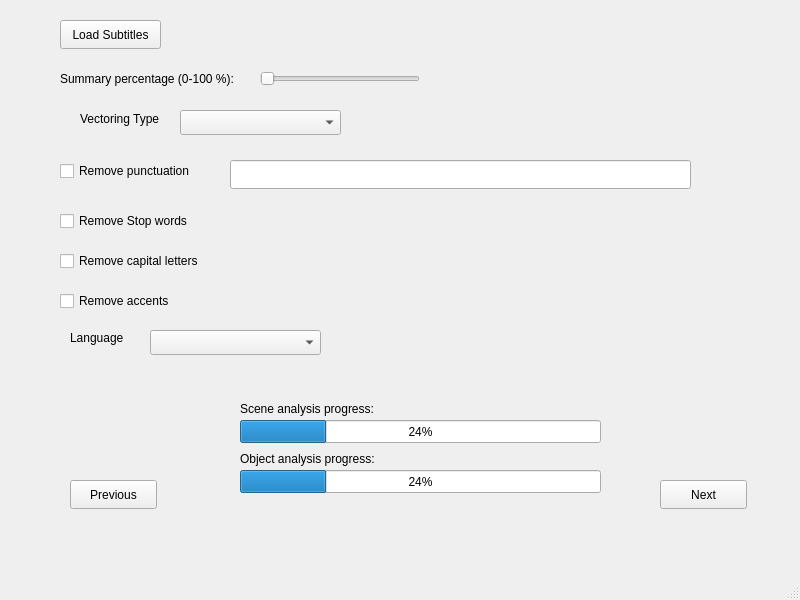
Old version of the form video_summary/templates/SubtitlesOptions.ui in the repository seekever/VideoSummary.
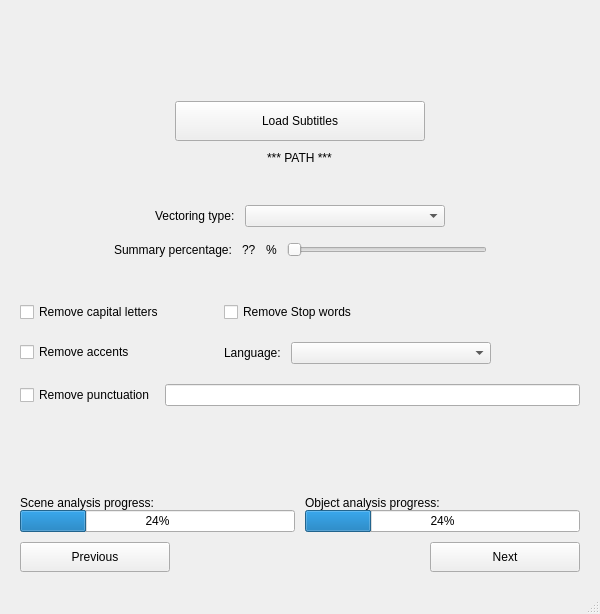
New version of the form.

Patch:
```diff
--- a/video_summary/templates/SubtitlesOptions.ui
+++ b/video_summary/templates/SubtitlesOptions.ui
@@ -6,245 +6,557 @@
    <rect>
     <x>0</x>
     <y>0</y>
-    <width>800</width>
-    <height>600</height>
+    <width>600</width>
+    <height>614</height>
    </rect>
   </property>
   <property name="windowTitle">
    <string>MainWindow</string>
   </property>
   <widget class="QWidget" name="centralwidget">
-   <widget class="QPushButton" name="loadSubtitlesButton">
-    <property name="geometry">
-     <rect>
-      <x>60</x>
-      <y>20</y>
-      <width>101</width>
-      <height>29</height>
-     </rect>
+   <layout class="QVBoxLayout" name="verticalLayout">
+    <property name="spacing">
+     <number>10</number>
     </property>
-    <property name="text">
-     <string>Load Subtitles</string>
+    <property name="leftMargin">
+     <number>20</number>
     </property>
-   </widget>
-   <widget class="QSlider" name="resumePercentageSlider">
-    <property name="geometry">
-     <rect>
-      <x>260</x>
-      <y>70</y>
-      <width>160</width>
-      <height>17</height>
-     </rect>
+    <property name="topMargin">
+     <number>20</number>
     </property>
-    <property name="minimum">
-     <number>1</number>
+    <property name="rightMargin">
+     <number>20</number>
     </property>
-    <property name="maximum">
-     <number>100</number>
+    <property name="bottomMargin">
+     <number>20</number>
     </property>
-    <property name="orientation">
-     <enum>Qt::Horizontal</enum>
-    </property>
-   </widget>
-   <widget class="QComboBox" name="vectoringTypeBox">
-    <property name="geometry">
-     <rect>
-      <x>180</x>
-      <y>110</y>
-      <width>161</width>
-      <height>25</height>
-     </rect>
-    </property>
-   </widget>
-   <widget class="QCheckBox" name="removePunctuationBox">
-    <property name="geometry">
-     <rect>
-      <x>60</x>
-      <y>160</y>
-      <width>151</width>
-      <height>22</height>
-     </rect>
-    </property>
-    <property name="text">
-     <string>Remove punctuation</string>
-    </property>
-   </widget>
-   <widget class="QLineEdit" name="punctuationCharactersEdit">
-    <property name="geometry">
-     <rect>
-      <x>230</x>
-      <y>160</y>
-      <width>461</width>
-      <height>29</height>
-     </rect>
-    </property>
-   </widget>
-   <widget class="QCheckBox" name="removeStopWordsBox">
-    <property name="geometry">
-     <rect>
-      <x>60</x>
-      <y>210</y>
-      <width>151</width>
-      <height>22</height>
-     </rect>
-    </property>
-    <property name="text">
-     <string>Remove Stop words</string>
-    </property>
-   </widget>
-   <widget class="QCheckBox" name="removeCapitalLettersBox">
-    <property name="geometry">
-     <rect>
-      <x>60</x>
-      <y>250</y>
-      <width>161</width>
-      <height>22</height>
-     </rect>
-    </property>
-    <property name="text">
-     <string>Remove capital letters</string>
-    </property>
-   </widget>
-   <widget class="QCheckBox" name="removeAccentsBox">
-    <property name="geometry">
-     <rect>
-      <x>60</x>
-      <y>290</y>
-      <width>161</width>
-      <height>22</height>
-     </rect>
-    </property>
-    <property name="text">
-     <string>Remove accents</string>
-    </property>
-   </widget>
-   <widget class="QComboBox" name="subtitlesLanguagesBox">
-    <property name="geometry">
-     <rect>
-      <x>150</x>
-      <y>330</y>
-      <width>171</width>
-      <height>25</height>
-     </rect>
-    </property>
-   </widget>
-   <widget class="QPushButton" name="nextButton">
-    <property name="geometry">
-     <rect>
-      <x>660</x>
-      <y>480</y>
-      <width>87</width>
-      <height>29</height>
-     </rect>
-    </property>
-    <property name="text">
-     <string>Next</string>
-    </property>
-   </widget>
-   <widget class="QPushButton" name="previousButton">
-    <property name="geometry">
-     <rect>
-      <x>70</x>
-      <y>480</y>
-      <width>87</width>
-      <height>29</height>
-     </rect>
-    </property>
-    <property name="text">
-     <string>Previous</string>
-    </property>
-   </widget>
-   <widget class="QProgressBar" name="sceneAnalysisBar">
-    <property name="geometry">
-     <rect>
-      <x>240</x>
-      <y>420</y>
-      <width>361</width>
-      <height>23</height>
-     </rect>
-    </property>
-    <property name="value">
-     <number>24</number>
-    </property>
-   </widget>
-   <widget class="QProgressBar" name="objectAnalysisBar">
-    <property name="geometry">
-     <rect>
-      <x>240</x>
-      <y>470</y>
-      <width>361</width>
-      <height>23</height>
-     </rect>
-    </property>
-    <property name="value">
-     <number>24</number>
-    </property>
-   </widget>
-   <widget class="QLabel" name="label">
-    <property name="geometry">
-     <rect>
-      <x>80</x>
-      <y>110</y>
-      <width>101</width>
-      <height>17</height>
-     </rect>
-    </property>
-    <property name="text">
-     <string>Vectoring Type</string>
-    </property>
-   </widget>
-   <widget class="QLabel" name="label_2">
-    <property name="geometry">
-     <rect>
-      <x>70</x>
-      <y>330</y>
-      <width>71</width>
-      <height>16</height>
-     </rect>
-    </property>
-    <property name="text">
-     <string>Language</string>
-    </property>
-   </widget>
-   <widget class="QLabel" name="label_4">
-    <property name="geometry">
-     <rect>
-      <x>240</x>
-      <y>400</y>
-      <width>141</width>
-      <height>17</height>
-     </rect>
-    </property>
-    <property name="text">
-     <string>Scene analysis progress:</string>
-    </property>
-   </widget>
-   <widget class="QLabel" name="label_5">
-    <property name="geometry">
-     <rect>
-      <x>240</x>
-      <y>450</y>
-      <width>141</width>
-      <height>17</height>
-     </rect>
-    </property>
-    <property name="text">
-     <string>Object analysis progress:</string>
-    </property>
-   </widget>
-   <widget class="QLabel" name="label_3">
-    <property name="geometry">
-     <rect>
-      <x>60</x>
-      <y>70</y>
-      <width>191</width>
-      <height>17</height>
-     </rect>
-    </property>
-    <property name="text">
-     <string>Summary percentage (0-100 %):</string>
-    </property>
-   </widget>
+    <item>
+     <spacer name="verticalSpacer_3">
+      <property name="orientation">
+       <enum>Qt::Vertical</enum>
+      </property>
+      <property name="sizeType">
+       <enum>QSizePolicy::MinimumExpanding</enum>
+      </property>
+      <property name="sizeHint" stdset="0">
+       <size>
+        <width>0</width>
+        <height>20</height>
+       </size>
+      </property>
+     </spacer>
+    </item>
+    <item alignment="Qt::AlignHCenter">
+     <widget class="QPushButton" name="loadSubtitlesButton">
+      <property name="sizePolicy">
+       <sizepolicy hsizetype="Maximum" vsizetype="Maximum">
+        <horstretch>0</horstretch>
+        <verstretch>0</verstretch>
+       </sizepolicy>
+      </property>
+      <property name="minimumSize">
+       <size>
+        <width>250</width>
+        <height>40</height>
+       </size>
+      </property>
+      <property name="maximumSize">
+       <size>
+        <width>250</width>
+        <height>40</height>
+       </size>
+      </property>
+      <property name="text">
+       <string>Load Subtitles</string>
+      </property>
+     </widget>
+    </item>
+    <item alignment="Qt::AlignHCenter">
+     <widget class="QLabel" name="subtitlesPathLabel">
+      <property name="sizePolicy">
+       <sizepolicy hsizetype="Maximum" vsizetype="Maximum">
+        <horstretch>0</horstretch>
+        <verstretch>0</verstretch>
+       </sizepolicy>
+      </property>
+      <property name="text">
+       <string>*** PATH ***</string>
+      </property>
+     </widget>
+    </item>
+    <item>
+     <spacer name="verticalSpacer_4">
+      <property name="orientation">
+       <enum>Qt::Vertical</enum>
+      </property>
+      <property name="sizeType">
+       <enum>QSizePolicy::Fixed</enum>
+      </property>
+      <property name="sizeHint" stdset="0">
+       <size>
+        <width>0</width>
+        <height>30</height>
+       </size>
+      </property>
+     </spacer>
+    </item>
+    <item>
+     <layout class="QVBoxLayout" name="verticalLayout_4">
+      <property name="sizeConstraint">
+       <enum>QLayout::SetDefaultConstraint</enum>
+      </property>
+      <item>
+       <layout class="QHBoxLayout" name="horizontalLayout_3">
+        <item>
+         <spacer name="horizontalSpacer_5">
+          <property name="orientation">
+           <enum>Qt::Horizontal</enum>
+          </property>
+          <property name="sizeHint" stdset="0">
+           <size>
+            <width>40</width>
+            <height>20</height>
+           </size>
+          </property>
+         </spacer>
+        </item>
+        <item>
+         <widget class="QLabel" name="label">
+          <property name="text">
+           <string>Vectoring type:</string>
+          </property>
+         </widget>
+        </item>
+        <item>
+         <widget class="QComboBox" name="vectoringTypeBox">
+          <property name="minimumSize">
+           <size>
+            <width>200</width>
+            <height>0</height>
+           </size>
+          </property>
+         </widget>
+        </item>
+        <item>
+         <spacer name="horizontalSpacer_6">
+          <property name="orientation">
+           <enum>Qt::Horizontal</enum>
+          </property>
+          <property name="sizeHint" stdset="0">
+           <size>
+            <width>40</width>
+            <height>20</height>
+           </size>
+          </property>
+         </spacer>
+        </item>
+       </layout>
+      </item>
+      <item>
+       <layout class="QHBoxLayout" name="horizontalLayout_6">
+        <item>
+         <spacer name="horizontalSpacer_3">
+          <property name="orientation">
+           <enum>Qt::Horizontal</enum>
+          </property>
+          <property name="sizeHint" stdset="0">
+           <size>
+            <width>0</width>
+            <height>0</height>
+           </size>
+          </property>
+         </spacer>
+        </item>
+        <item>
+         <widget class="QLabel" name="label_3">
+          <property name="text">
+           <string>Summary percentage:</string>
+          </property>
+         </widget>
+        </item>
+        <item>
+         <widget class="QLabel" name="summaryPerccentageLabel">
+          <property name="text">
+           <string>??</string>
+          </property>
+         </widget>
+        </item>
+        <item>
+         <widget class="QLabel" name="label_7">
+          <property name="text">
+           <string>%</string>
+          </property>
+         </widget>
+        </item>
+        <item>
+         <widget class="QSlider" name="resumePercentageSlider">
+          <property name="minimumSize">
+           <size>
+            <width>200</width>
+            <height>25</height>
+           </size>
+          </property>
+          <property name="minimum">
+           <number>1</number>
+          </property>
+          <property name="maximum">
+           <number>100</number>
+          </property>
+          <property name="singleStep">
+           <number>1</number>
+          </property>
+          <property name="orientation">
+           <enum>Qt::Horizontal</enum>
+          </property>
+         </widget>
+        </item>
+        <item>
+         <spacer name="horizontalSpacer_4">
+          <property name="orientation">
+           <enum>Qt::Horizontal</enum>
+          </property>
+          <property name="sizeHint" stdset="0">
+           <size>
+            <width>0</width>
+            <height>0</height>
+           </size>
+          </property>
+         </spacer>
+        </item>
+       </layout>
+      </item>
+     </layout>
+    </item>
+    <item>
+     <spacer name="verticalSpacer">
+      <property name="orientation">
+       <enum>Qt::Vertical</enum>
+      </property>
+      <property name="sizeType">
+       <enum>QSizePolicy::Fixed</enum>
+      </property>
+      <property name="sizeHint" stdset="0">
+       <size>
+        <width>0</width>
+        <height>30</height>
+       </size>
+      </property>
+     </spacer>
+    </item>
+    <item>
+     <layout class="QHBoxLayout" name="horizontalLayout_2">
+      <property name="spacing">
+       <number>60</number>
+      </property>
+      <item>
+       <layout class="QVBoxLayout" name="verticalLayout_5">
+        <property name="spacing">
+         <number>20</number>
+        </property>
+        <property name="leftMargin">
+         <number>0</number>
+        </property>
+        <property name="rightMargin">
+         <number>0</number>
+        </property>
+        <item>
+         <widget class="QCheckBox" name="removeCapitalLettersBox">
+          <property name="text">
+           <string>Remove capital letters</string>
+          </property>
+         </widget>
+        </item>
+        <item>
+         <widget class="QCheckBox" name="removeAccentsBox">
+          <property name="text">
+           <string>Remove accents</string>
+          </property>
+         </widget>
+        </item>
+       </layout>
+      </item>
+      <item>
+       <layout class="QVBoxLayout" name="verticalLayout_2">
+        <property name="spacing">
+         <number>20</number>
+        </property>
+        <item alignment="Qt::AlignTop">
+         <widget class="QCheckBox" name="removeStopWordsBox">
+          <property name="text">
+           <string>Remove Stop words</string>
+          </property>
+         </widget>
+        </item>
+        <item>
+         <widget class="QWidget" name="languageWidget" native="true">
+          <property name="styleSheet">
+           <string notr="true"/>
+          </property>
+          <layout class="QHBoxLayout" name="horizontalLayout_4">
+           <property name="spacing">
+            <number>10</number>
+           </property>
+           <property name="leftMargin">
+            <number>0</number>
+           </property>
+           <property name="topMargin">
+            <number>0</number>
+           </property>
+           <property name="rightMargin">
+            <number>0</number>
+           </property>
+           <property name="bottomMargin">
+            <number>0</number>
+           </property>
+           <item>
+            <widget class="QLabel" name="label_2">
+             <property name="text">
+              <string>Language:</string>
+             </property>
+            </widget>
+           </item>
+           <item>
+            <widget class="QComboBox" name="subtitlesLanguagesBox">
+             <property name="minimumSize">
+              <size>
+               <width>200</width>
+               <height>0</height>
+              </size>
+             </property>
+            </widget>
+           </item>
+          </layout>
+         </widget>
+        </item>
+       </layout>
+      </item>
+      <item>
+       <spacer name="horizontalSpacer_7">
+        <property name="orientation">
+         <enum>Qt::Horizontal</enum>
+        </property>
+        <property name="sizeHint" stdset="0">
+         <size>
+          <width>40</width>
+          <height>20</height>
+         </size>
+        </property>
+       </spacer>
+      </item>
+     </layout>
+    </item>
+    <item>
+     <spacer name="verticalSpacer_5">
+      <property name="orientation">
+       <enum>Qt::Vertical</enum>
+      </property>
+      <property name="sizeType">
+       <enum>QSizePolicy::Fixed</enum>
+      </property>
+      <property name="sizeHint" stdset="0">
+       <size>
+        <width>0</width>
+        <height>10</height>
+       </size>
+      </property>
+     </spacer>
+    </item>
+    <item>
+     <layout class="QHBoxLayout" name="horizontalLayout_7">
+      <property name="spacing">
+       <number>10</number>
+      </property>
+      <item>
+       <widget class="QCheckBox" name="removePunctuationBox">
+        <property name="text">
+         <string>Remove punctuation</string>
+        </property>
+       </widget>
+      </item>
+      <item>
+       <widget class="QLineEdit" name="punctuationCharactersEdit"/>
+      </item>
+     </layout>
+    </item>
+    <item>
+     <spacer name="verticalSpacer_2">
+      <property name="orientation">
+       <enum>Qt::Vertical</enum>
+      </property>
+      <property name="sizeType">
+       <enum>QSizePolicy::MinimumExpanding</enum>
+      </property>
+      <property name="sizeHint" stdset="0">
+       <size>
+        <width>0</width>
+        <height>30</height>
+       </size>
+      </property>
+     </spacer>
+    </item>
+    <item>
+     <layout class="QHBoxLayout" name="horizontalLayout">
+      <property name="spacing">
+       <number>10</number>
+      </property>
+      <property name="topMargin">
+       <number>0</number>
+      </property>
+      <property name="rightMargin">
+       <number>0</number>
+      </property>
+      <property name="bottomMargin">
+       <number>0</number>
+      </property>
+      <item>
+       <widget class="QWidget" name="scenesProgressWidget" native="true">
+        <layout class="QVBoxLayout" name="verticalLayout_8">
+         <property name="spacing">
+          <number>0</number>
+         </property>
+         <property name="leftMargin">
+          <number>0</number>
+         </property>
+         <property name="topMargin">
+          <number>0</number>
+         </property>
+         <property name="rightMargin">
+          <number>0</number>
+         </property>
+         <property name="bottomMargin">
+          <number>0</number>
+         </property>
+         <item>
+          <widget class="QLabel" name="label_4">
+           <property name="text">
+            <string>Scene analysis progress:</string>
+           </property>
+          </widget>
+         </item>
+         <item>
+          <widget class="QProgressBar" name="sceneAnalysisBar">
+           <property name="value">
+            <number>24</number>
+           </property>
+          </widget>
+         </item>
+        </layout>
+       </widget>
+      </item>
+      <item>
+       <widget class="QWidget" name="objectsProgressWidget" native="true">
+        <layout class="QVBoxLayout" name="verticalLayout_7">
+         <property name="spacing">
+          <number>0</number>
+         </property>
+         <property name="leftMargin">
+          <number>0</number>
+         </property>
+         <property name="topMargin">
+          <number>0</number>
+         </property>
+         <property name="rightMargin">
+          <number>0</number>
+         </property>
+         <property name="bottomMargin">
+          <number>0</number>
+         </property>
+         <item>
+          <widget class="QLabel" name="label_5">
+           <property name="text">
+            <string>Object analysis progress:</string>
+           </property>
+          </widget>
+         </item>
+         <item>
+          <widget class="QProgressBar" name="objectAnalysisBar">
+           <property name="value">
+            <number>24</number>
+           </property>
+          </widget>
+         </item>
+        </layout>
+       </widget>
+      </item>
+     </layout>
+    </item>
+    <item>
+     <layout class="QHBoxLayout" name="horizontalLayout_5">
+      <property name="leftMargin">
+       <number>0</number>
+      </property>
+      <property name="topMargin">
+       <number>0</number>
+      </property>
+      <property name="rightMargin">
+       <number>0</number>
+      </property>
+      <property name="bottomMargin">
+       <number>0</number>
+      </property>
+      <item>
+       <widget class="QPushButton" name="previousButton">
+        <property name="sizePolicy">
+         <sizepolicy hsizetype="Maximum" vsizetype="Maximum">
+          <horstretch>0</horstretch>
+          <verstretch>0</verstretch>
+         </sizepolicy>
+        </property>
+        <property name="minimumSize">
+         <size>
+          <width>150</width>
+          <height>30</height>
+         </size>
+        </property>
+        <property name="maximumSize">
+         <size>
+          <width>150</width>
+          <height>30</height>
+         </size>
+        </property>
+        <property name="text">
+         <string>Previous</string>
+        </property>
+       </widget>
+      </item>
+      <item>
+       <spacer name="horizontalSpacer">
+        <property name="orientation">
+         <enum>Qt::Horizontal</enum>
+        </property>
+        <property name="sizeType">
+         <enum>QSizePolicy::MinimumExpanding</enum>
+        </property>
+        <property name="sizeHint" stdset="0">
+         <size>
+          <width>20</width>
+          <height>20</height>
+         </size>
+        </property>
+       </spacer>
+      </item>
+      <item>
+       <widget class="QPushButton" name="nextButton">
+        <property name="minimumSize">
+         <size>
+          <width>150</width>
+          <height>30</height>
+         </size>
+        </property>
+        <property name="maximumSize">
+         <size>
+          <width>150</width>
+          <height>30</height>
+         </size>
+        </property>
+        <property name="text">
+         <string>Next</string>
+        </property>
+       </widget>
+      </item>
+     </layout>
+    </item>
+   </layout>
   </widget>
   <widget class="QMenuBar" name="menubar">
    <property name="geometry">
```
Left out of the diff: 2 changed lines with no effect on the pictures.
